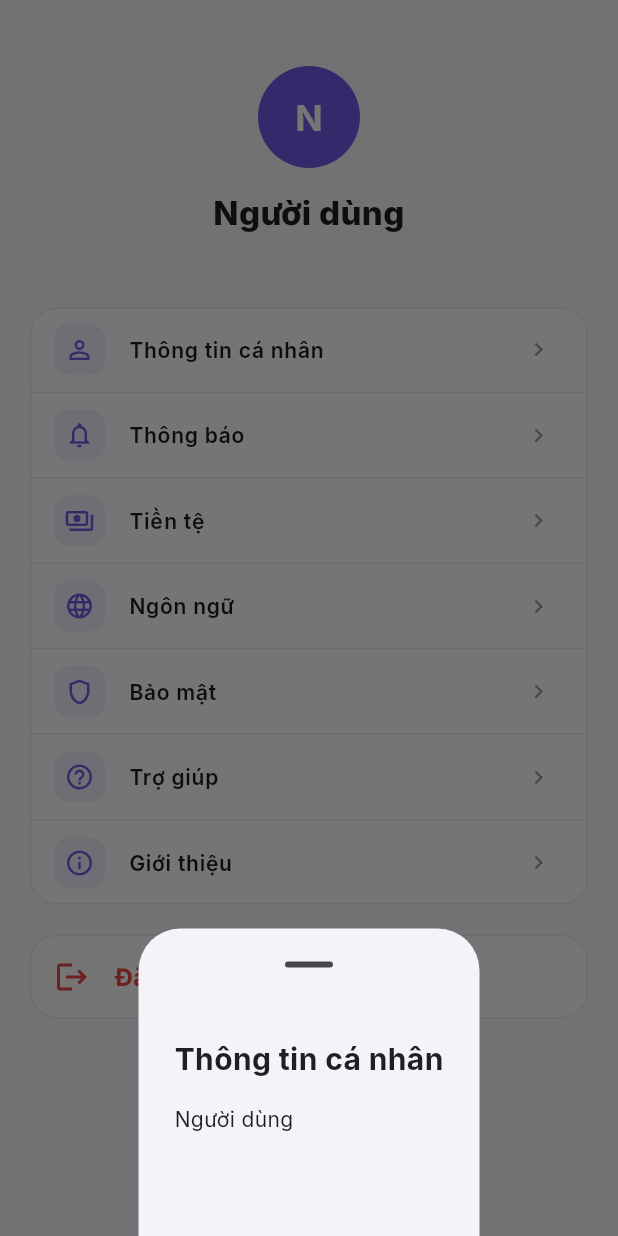
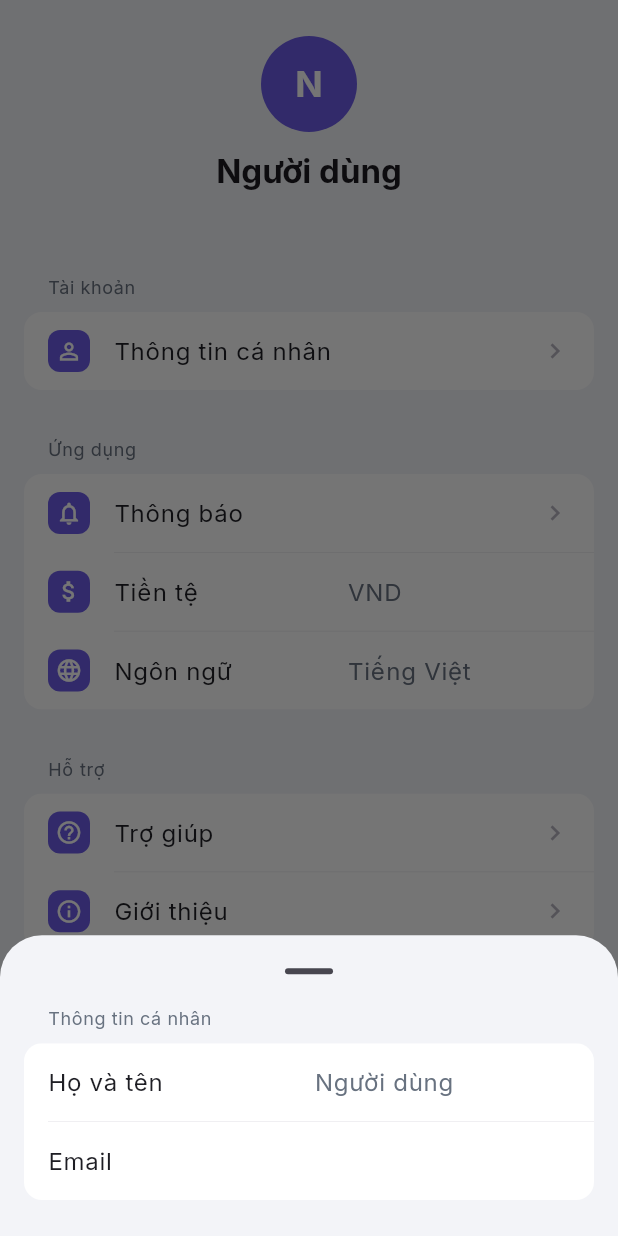
Before and after one commit to QDat18/SplitDebt, a Flutter app: the ProfileScreen screen opened directly, after a tap on "Thông tin cá nhân", on a phone screen of 412 x 824 dp. Run offline on Flutter 3.47's test engine with Material 3 defaults, Android fonts, the phone set to English and light mode, and no system bars; our stand-ins replace dio, firebase_core, firebase_messaging, flutter_dotenv, flutter_riverpod, google_fonts and 1 more; accounts and stored records are empty; network calls fail; statements that could not run were skipped.

Commit message:
refactor(ui): rebuild profile tab as HIG grouped settings

```diff
--- a/frontend/lib/features/profile/profile_screen.dart
+++ b/frontend/lib/features/profile/profile_screen.dart
@@ -1,4 +1,4 @@
-// Trách nhiệm file: Xây dựng màn hình profile screen và điều phối tương tác người dùng với trạng thái nghiệp vụ.
+// Trách nhiệm file: Xây dựng màn hình profile screen theo chuẩn HIG với grouped list.
 
 import 'package:flutter/material.dart';
 import 'package:flutter_riverpod/flutter_riverpod.dart';
@@ -6,9 +6,9 @@ import 'package:flutter_riverpod/flutter_riverpod.dart';
 import '../../core/network/dio_client.dart';
 import '../../core/providers/auth_provider.dart';
 import '../../core/theme/app_colors.dart';
-import '../../core/theme/app_theme.dart';
+import '../../core/theme/app_dimensions.dart';
+import '../../core/widgets/grouped_list.dart';
 import '../auth/login_screen.dart';
-import '../notifications/notification_screen.dart';
 import 'notification_settings_screen.dart';
 
 class ProfileScreen extends ConsumerStatefulWidget {
@@ -42,9 +42,7 @@ class _ProfileScreenState extends ConsumerState<ProfileScreen>
 
   Future<void> _loadProfile() async {
     try {
-      final response = await dioClient.get(
-        '/users/me',
-      );
+      final response = await dioClient.get('/users/me');
 
       final raw = response.data;
       final data = raw is Map && raw['data'] is Map ? raw['data'] : raw;
@@ -53,7 +51,6 @@ class _ProfileScreenState extends ConsumerState<ProfileScreen>
         _cachedProfile = data;
         setState(() {
           _name = data['fullName']?.toString() ?? 'Người dùng';
-
           _email = data['email']?.toString() ?? '';
         });
       }
@@ -82,119 +79,231 @@ class _ProfileScreenState extends ConsumerState<ProfileScreen>
     );
   }
 
+  Future<void> _confirmLogout() async {
+    final confirmed = await showAdaptiveDialog<bool>(
+      context: context,
+      builder: (dialogContext) => AlertDialog.adaptive(
+        title: const Text('Đăng xuất?'),
+        content: const Text('Bạn sẽ cần đăng nhập lại để dùng ứng dụng.'),
+        actions: [
+          TextButton(
+            onPressed: () => Navigator.pop(dialogContext, false),
+            child: const Text('Huỷ'),
+          ),
+          TextButton(
+            onPressed: () => Navigator.pop(dialogContext, true),
+            child: const Text(
+              'Đăng xuất',
+              style: TextStyle(
+                color: AppColors.error,
+                fontWeight: FontWeight.bold,
+              ),
+            ),
+          ),
+        ],
+      ),
+    );
+
+    if (confirmed == true) {
+      await _logout();
+    }
+  }
+
+  void _showPersonalInfo(BuildContext context) {
+    showModalBottomSheet(
+      context: context,
+      showDragHandle: true,
+      backgroundColor: AppColors.n100,
+      builder: (_) => SafeArea(
+        child: Padding(
+          padding: const EdgeInsets.only(bottom: AppDimensions.s24),
+          child: GroupedSection(
+            header: 'Thông tin cá nhân',
+            children: [
+              GroupedTile(
+                title: 'Họ và tên',
+                value: _name,
+              ),
+              GroupedTile(
+                title: 'Email',
+                value: _email,
+              ),
+            ],
+          ),
+        ),
+      ),
+    );
+  }
+
   void _info(String title, String body) {
     showModalBottomSheet(
       context: context,
       showDragHandle: true,
-        builder: (_) => Padding(
-            padding: const EdgeInsets.all(24),
+      builder: (sheetContext) {
+        final theme = Theme.of(sheetContext);
+        return SafeArea(
+          child: Padding(
+            padding: const EdgeInsets.symmetric(
+              horizontal: AppDimensions.s24,
+              vertical: AppDimensions.s16,
+            ),
             child: Column(
               mainAxisSize: MainAxisSize.min,
               crossAxisAlignment: CrossAxisAlignment.start,
               children: [
-                  Text(title,
-                      style: const TextStyle(
-                          fontSize: 20, fontWeight: FontWeight.bold)),
-                  const SizedBox(height: 16),
-                  Text(body),
-                  const SizedBox(height: 24)
-                ])));
+                Text(
+                  title,
+                  style: theme.textTheme.titleLarge?.copyWith(
+                    fontWeight: FontWeight.bold,
+                  ),
+                ),
+                const SizedBox(height: AppDimensions.s16),
+                Text(
+                  body,
+                  style: theme.textTheme.bodyMedium?.copyWith(
+                    color: AppColors.n800,
+                  ),
+                ),
+                const SizedBox(height: AppDimensions.s24),
+              ],
+            ),
+          ),
+        );
+      },
+    );
   }
 
-  Widget _row(IconData icon, String title, VoidCallback tap) => ListTile(
-        leading: Container(
-            padding: const EdgeInsets.all(7),
-            decoration: BoxDecoration(
-                color: AppColors.p50,
-                borderRadius: BorderRadius.circular(10)),
-            child: Icon(icon, color: AppTheme.primaryColor, size: 20)),
-        title: Text(title,
-            style: const TextStyle(fontSize: 14, fontWeight: FontWeight.w600)),
-        trailing: const Icon(Icons.chevron_right, size: 18, color: Colors.grey),
-        onTap: tap,
-      );
   @override
   Widget build(BuildContext context) {
     super.build(context);
+    final theme = Theme.of(context);
+
     return Scaffold(
+      backgroundColor: AppColors.n100,
       body: SafeArea(
         child: _loading
-                ? const Center(child: CircularProgressIndicator())
-                : ListView(padding: const EdgeInsets.all(20), children: [
-                    const SizedBox(height: 24),
+            ? const Center(child: CircularProgressIndicator.adaptive())
+            : ListView(
+                padding: const EdgeInsets.symmetric(
+                  vertical: AppDimensions.s24,
+                ),
+                children: [
                   Center(
                     child: CircleAvatar(
-                            radius: 34,
-                            backgroundColor: AppTheme.primaryColor,
+                      radius: 32,
+                      backgroundColor: AppColors.p500,
                       child: Text(
                         _name.isEmpty ? '?' : _name.characters.first,
-                                style: const TextStyle(
+                        style: theme.textTheme.headlineMedium?.copyWith(
                           color: Colors.white,
-                                    fontSize: 24,
-                                    fontWeight: FontWeight.bold)))),
-                    const SizedBox(height: 14),
-                    Text(_name,
+                          fontWeight: FontWeight.bold,
+                        ),
+                      ),
+                    ),
+                  ),
+                  const SizedBox(height: AppDimensions.s12),
+                  Padding(
+                    padding: const EdgeInsets.symmetric(
+                      horizontal: AppDimensions.s24,
+                    ),
+                    child: Column(
+                      children: [
+                        Text(
+                          _name,
+                          maxLines: 1,
+                          overflow: TextOverflow.ellipsis,
                           textAlign: TextAlign.center,
-                        style: const TextStyle(
-                            fontSize: 22, fontWeight: FontWeight.w800)),
-                    const SizedBox(height: 4),
-                    Text(_email,
+                          style: theme.textTheme.titleLarge?.copyWith(
+                            fontWeight: FontWeight.bold,
+                          ),
+                        ),
+                        const SizedBox(height: AppDimensions.s4),
+                        Text(
+                          _email,
+                          maxLines: 1,
+                          overflow: TextOverflow.ellipsis,
                           textAlign: TextAlign.center,
-                        style: const TextStyle(
-                            color: AppColors.n600, fontSize: 13)),
-                    const SizedBox(height: 26),
-                    Card(
-                        child: Column(children: [
-                      _row(Icons.person_outline, 'Thông tin cá nhân',
-                          () => _info('Thông tin cá nhân', '$_name\n$_email')),
-                      const Divider(height: 1),
-                      _row(
-                          Icons.notifications_none,
-                          'Thông báo',
-                          () => Navigator.push(
+                          style: theme.textTheme.bodyMedium?.copyWith(
+                            color: AppColors.n600,
+                          ),
+                        ),
+                      ],
+                    ),
+                  ),
+                  const SizedBox(height: AppDimensions.s32),
+                  GroupedSection(
+                    header: 'Tài khoản',
+                    children: [
+                      GroupedTile(
+                        icon: Icons.person_outline,
+                        title: 'Thông tin cá nhân',
+                        onTap: () => _showPersonalInfo(context),
+                      ),
+                    ],
+                  ),
+                  const SizedBox(height: AppDimensions.s32),
+                  GroupedSection(
+                    header: 'Ứng dụng',
+                    children: [
+                      GroupedTile(
+                        icon: Icons.notifications_none,
+                        title: 'Thông báo',
+                        onTap: () => Navigator.push(
                           context,
                           MaterialPageRoute(
-                                  builder: (_) => const NotificationScreen()))),
-                      const Divider(height: 1),
-                      _row(
-                          Icons.payments_outlined,
-                          'Tiền tệ',
-                          () => _info('Tiền tệ',
-                              'Các khoản chi và thanh toán của ứng dụng được ghi nhận bằng Việt Nam Đồng (VND).')),
-                      const Divider(height: 1),
-                      _row(Icons.language, 'Ngôn ngữ',
-                          () => _info('Ngôn ngữ', 'Tiếng Việt')),
-                      const Divider(height: 1),
-                      _row(
-                          Icons.shield_outlined,
-                          'Bảo mật',
-                          () => Navigator.push(
-                              context,
-                              MaterialPageRoute(
-                                  builder: (_) => const NotificationSettingsScreen()))),
-                      const Divider(height: 1),
-                      _row(
-                          Icons.help_outline,
+                            builder: (_) =>
+                                const NotificationSettingsScreen(),
+                          ),
+                        ),
+                      ),
+                      const GroupedTile(
+                        icon: Icons.attach_money,
+                        title: 'Tiền tệ',
+                        value: 'VND',
+                      ),
+                      const GroupedTile(
+                        icon: Icons.language,
+                        title: 'Ngôn ngữ',
+                        value: 'Tiếng Việt',
+                      ),
+                    ],
+                  ),
+                  const SizedBox(height: AppDimensions.s32),
+                  GroupedSection(
+                    header: 'Hỗ trợ',
+                    children: [
+                      GroupedTile(
+                        icon: Icons.help_outline,
+                        title: 'Trợ giúp',
+                        onTap: () => _info(
                           'Trợ giúp',
-                          () => _info('Trợ giúp',
-                              'Tạo nhóm, thêm thành viên bằng email đã đăng ký rồi ghi khoản chi. Người trả báo đã thanh toán, người nhận xác nhận để cập nhật công nợ.')),
-                      const Divider(height: 1),
-                      _row(
-                          Icons.info_outline,
-                          'Giới thiệu',
-                          () => _info('XÉN NỢ',
-                              'Chia tiền nhóm, hết lăn tăn. Quản lý khoản chi, tối ưu công nợ và xác nhận thanh toán hai chiều.')),
-                    ])),
-                    const SizedBox(height: 8),
-                    Card(
-                        child: ListTile(
-                            onTap: _logout,
-                            leading: const Icon(Icons.logout,
-                                color: AppColors.error),
-                            title: const Text('Đăng xuất',
-                                style: TextStyle(
-                                    color: AppColors.error,
-                                    fontWeight: FontWeight.w700)))),
-                  ])));
+                          'Tạo nhóm, thêm thành viên bằng email đã đăng ký rồi ghi khoản chi. Người trả báo đã thanh toán, người nhận xác nhận để cập nhật công nợ.',
+                        ),
+                      ),
+                      GroupedTile(
+                        icon: Icons.info_outline,
+                        title: 'Giới thiệu',
+                        onTap: () => _info(
+                          'XÉN NỢ',
+                          'Chia tiền nhóm, hết lăn tăn. Quản lý khoản chi, tối ưu công nợ và xác nhận thanh toán hai chiều.',
+                        ),
+                      ),
+                    ],
+                  ),
+                  const SizedBox(height: AppDimensions.s32),
+                  GroupedSection(
+                    children: [
+                      GroupedTile(
+                        title: 'Đăng xuất',
+                        destructive: true,
+                        onTap: _confirmLogout,
+                      ),
+                    ],
+                  ),
+                  const SizedBox(height: AppDimensions.s24),
+                ],
+              ),
+      ),
+    );
   }
 }
```
Also changed, not shown: 1 other file. Lines whose indentation alone changed are shown as unchanged.
